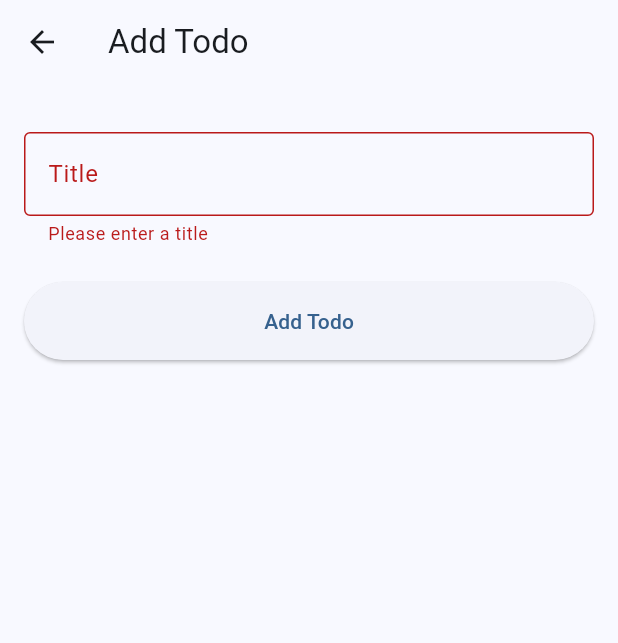
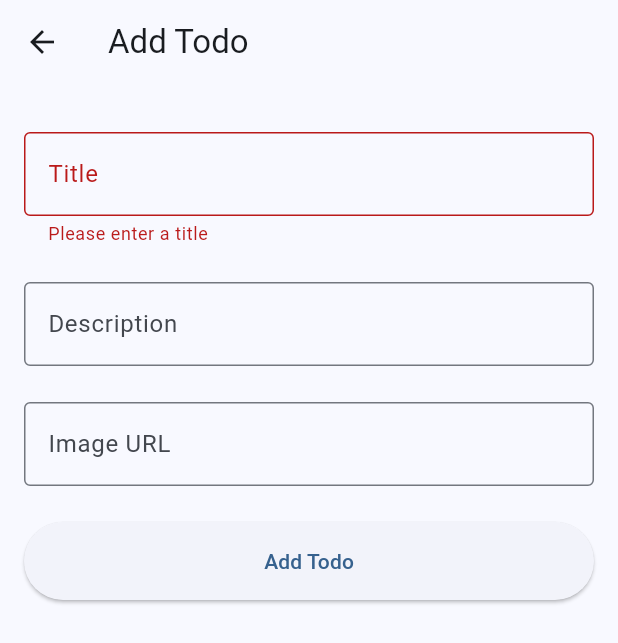
Before and after one commit to getflip/flutter_workshop_todo_app, a Flutter app: the TodoFormScreen screen opened directly, after a tap on "Add Todo", on a phone screen of 412 x 824 dp. Shown: the top 643 px of the screen. Run offline on Flutter 3.47's test engine with Material 3 defaults, Android fonts, the phone set to English and light mode, and no system bars; our stand-ins replace equatable, flutter_bloc, freezed_annotation, get_it, injectable, shared_preferences; accounts and stored records are empty; network calls fail.

Commit message:
Enhance addTodo functionality to include description and imageUrl fields; update related classes and UI components accordingly

```diff
--- a/lib/features/todo/data/datasources/todo_remote_datasource.dart
+++ b/lib/features/todo/data/datasources/todo_remote_datasource.dart
@@ -31,17 +31,21 @@ class TodoRemoteDataSource {
     }
   }
 
-  Future<TodoDTO> addTodo(String title) async {
+  Future<TodoDTO> addTodo(String title, String? description, String? imageUrl) async {
     try {
       final newTodo = {
+        'id': generateId(),
         'title': title,
+        'description': description,
+        'imageUrl': imageUrl,
         'createdAtSeconds': DateTime.now().millisecondsSinceEpoch ~/ 1000,
+        'isDone': false,
       };
 
       log('Sending todo: ${json.encode(newTodo)}');
 
       final response = await _client.post(
-        Uri.parse('$baseUrl/todos'),
+        Uri.parse('$baseUrl/todo'),
         headers: {'Content-Type': 'application/json'},
         body: json.encode(newTodo),
       );
--- a/lib/features/todo/data/repositories/todo_repository.dart
+++ b/lib/features/todo/data/repositories/todo_repository.dart
@@ -34,10 +34,10 @@ class TodoRepository {
   }
 
   // Add a new todo remotely
-  Future<void> addTodo(String title) async {
+  Future<void> addTodo(String title, String? description, String? imageUrl) async {
     try {
       // Add todo remotely
-      await remoteDataSource.addTodo(title);
+      await remoteDataSource.addTodo(title, description, imageUrl);
     } catch (e) {
       log('Error adding remote todo: $e');
     }
--- a/lib/features/todo/presentation/cubits/todo_cubit.dart
+++ b/lib/features/todo/presentation/cubits/todo_cubit.dart
@@ -21,10 +21,10 @@ class TodoCubit extends Cubit<TodoState> {
     }
   }
 
-  Future<void> addTodo(String title) async {
+  Future<void> addTodo(String title, String? description, String? imageUrl) async {
     try {
       emit(TodosLoading());
-      await _repository.addTodo(title);
+      await _repository.addTodo(title, description, imageUrl);
       await loadTodos();
     } catch (e) {
       emit(TodosError(message: e.toString()));
--- a/lib/features/todo/presentation/screens/todo_form_screen.dart
+++ b/lib/features/todo/presentation/screens/todo_form_screen.dart
@@ -13,6 +13,8 @@ class TodoFormScreen extends StatefulWidget {
 class _TodoFormScreenState extends State<TodoFormScreen> {
   final _formKey = GlobalKey<FormState>();
   final _titleController = TextEditingController();
+  final _descriptionController = TextEditingController();
+  final _imageUrlController = TextEditingController();
 
   @override
   void dispose() {
@@ -22,7 +24,7 @@ class _TodoFormScreenState extends State<TodoFormScreen> {
 
   void _submitForm() {
     if (_formKey.currentState?.validate() ?? false) {
-      context.read<TodoCubit>().addTodo(_titleController.text);
+      context.read<TodoCubit>().addTodo(_titleController.text, _descriptionController.text, _imageUrlController.text);
       Navigator.pop(context);
     }
   }
@@ -50,6 +52,16 @@ class _TodoFormScreenState extends State<TodoFormScreen> {
                 },
               ),
               const SizedBox(height: 24),
+              TextFormField(
+                controller: _descriptionController,
+                decoration: const InputDecoration(labelText: 'Description', border: OutlineInputBorder()),
+              ),
+              const SizedBox(height: 24),
+              TextFormField(
+                controller: _imageUrlController,
+                decoration: const InputDecoration(labelText: 'Image URL', border: OutlineInputBorder()),
+              ),
+              const SizedBox(height: 24),
               ElevatedButton(
                 onPressed: _submitForm,
                 style: ElevatedButton.styleFrom(padding: const EdgeInsets.symmetric(vertical: 16)),
```
